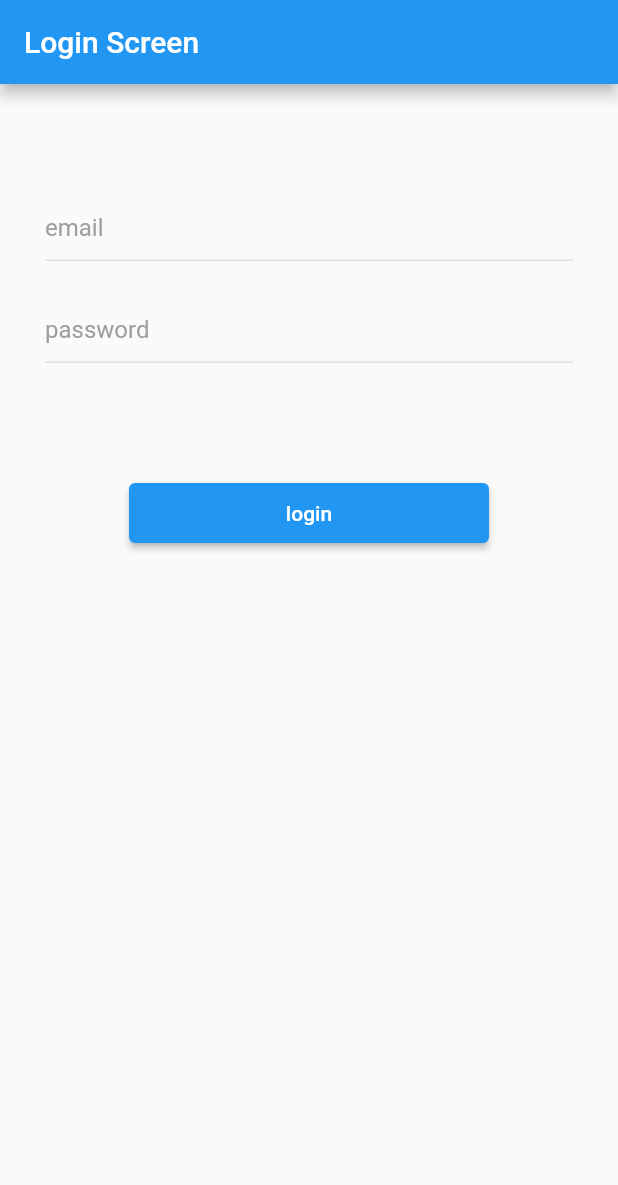
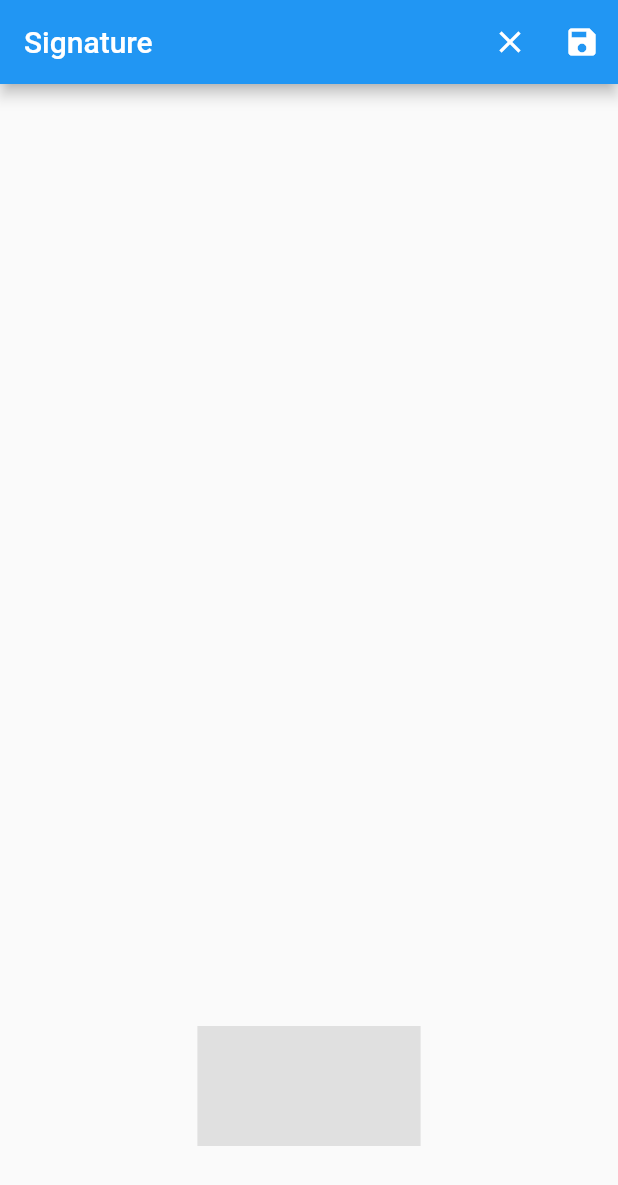
Before and after one commit to ezzat2019/finger_print_test, a Flutter app: the screen it shows after launch, on a phone screen of 412 x 824 dp. Shown: the top 1185 px of the screen. Run offline on Flutter 3.47's test engine with Material 2 defaults, Android fonts, the phone set to English and light mode, and no system bars; drawn by our look-alikes of signature; our stand-ins replace flutter_secure_storage, local_auth.

Commit message:
signature

```diff
--- a/lib/main.dart
+++ b/lib/main.dart
@@ -1,4 +1,5 @@
 import 'package:finger_print_test/login_sc.dart';
+import 'package:finger_print_test/signature_sc.dart';
 import 'package:flutter/material.dart';
 
 void main() {
@@ -17,7 +18,7 @@ class MyApp extends StatelessWidget {
 
         primarySwatch: Colors.blue,
       ),
-      home: LoginSc()
+      home: SignatureSc()
     );
   }
 }
--- /dev/null
+++ b/lib/signature_sc.dart
@@ -0,0 +1,95 @@
+import 'package:flutter/cupertino.dart';
+import 'package:flutter/material.dart';
+import 'package:signature/signature.dart';
+
+class SignatureSc extends StatefulWidget {
+  const SignatureSc({super.key});
+
+  @override
+  State<SignatureSc> createState() => _SignatureScState();
+}
+
+class _SignatureScState extends State<SignatureSc> {
+  bool isOpen = false;
+  final SignatureController _controller = SignatureController(
+    penStrokeWidth: 5,
+    penColor: Colors.black,
+    exportBackgroundColor: Colors.white,
+  );
+
+  @override
+  void dispose() {
+    _controller.dispose();
+    super.dispose();
+  }
+
+  void _clearSignature() {
+    _controller.clear();
+  }
+
+  void _saveSignature() async {
+    final image = await _controller.toPngBytes();
+    setState(() {
+      isOpen = false;
+      _controller.disabled = true;
+    });
+    // Save the image or perform any other desired action with it
+    // For example, you can save it to disk or send it to a server
+  }
+
+  @override
+  void initState() {
+    // TODO: implement initState
+    super.initState();
+    isOpen = false;
+    _controller.disabled = true;
+  }
+
+  @override
+  Widget build(BuildContext context) {
+    return Scaffold(
+      appBar: AppBar(
+        title: Text('Signature'),
+        actions: [
+          IconButton(
+            icon: Icon(Icons.clear),
+            onPressed: _clearSignature,
+          ),
+          IconButton(
+            icon: Icon(Icons.save),
+            onPressed: _saveSignature,
+          ),
+        ],
+      ),
+      body: Column(
+        mainAxisAlignment:
+            isOpen ? MainAxisAlignment.center : MainAxisAlignment.end,
+        crossAxisAlignment: CrossAxisAlignment.center,
+        children: [
+          Row(
+            mainAxisAlignment: MainAxisAlignment.center,
+            children: [
+              GestureDetector(
+                onTap: () {
+                  setState(() {
+                    isOpen = true;
+                    _controller.disabled = false;
+                  });
+                },
+                child: Transform.scale(
+                  scale: isOpen ? 1 : .4,
+                  child: Signature(
+                    controller: _controller,
+                    width: MediaQuery.of(context).size.width - 40,
+                    height: 200,
+                    backgroundColor: Colors.grey.shade300,
+                  ),
+                ),
+              ),
+            ],
+          ),
+        ],
+      ),
+    );
+  }
+}
--- a/pubspec.yaml
+++ b/pubspec.yaml
@@ -37,6 +37,7 @@ dependencies:
   cupertino_icons: ^1.0.2
   local_auth: ^2.1.6
   flutter_secure_storage: ^8.0.0
+  signature: ^5.4.0
 
 dev_dependencies:
   flutter_test:
```
Also changed, not shown: pubspec.lock.
